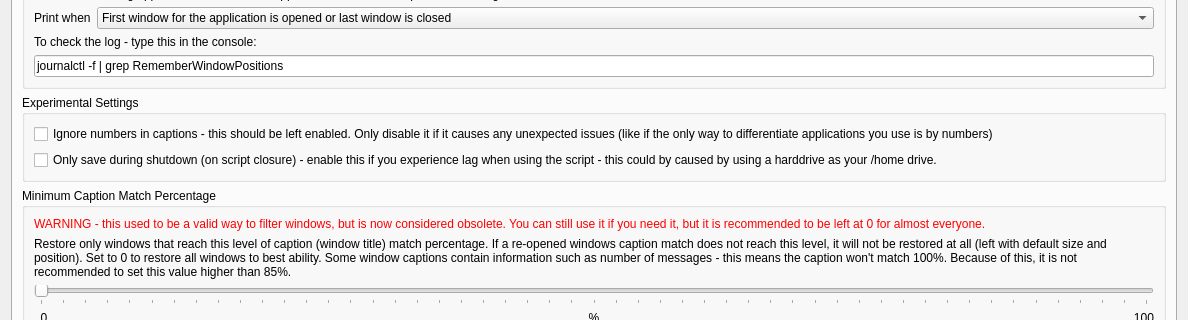
rxappdev/RememberWindowPositions, file src/contents/ui/config.ui: the form before one commit; both pictures show x 0 to 1188 and y 88 to 408 of the 1188 by 707 pixel window.
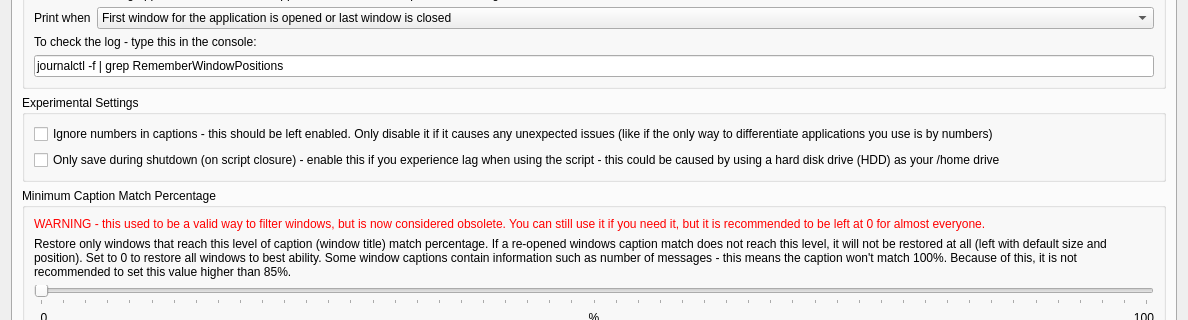
The form after the commit. The open tabs and pages were chosen to show the change. Icons and pictures are not drawn.

Commit message: Add firefox to default white list and perfect restore list. On some distributions, firefox does not have org.mozilla.firefox package name.

What changed in the file:
```diff
--- a/src/contents/ui/config.ui
+++ b/src/contents/ui/config.ui
@@ -1103,7 +1103,7 @@
           <item>
            <widget class="QCheckBox" name="kcfg_onlySaveOnShutdown">
             <property name="text">
-             <string>Only save during shutdown (on script closure) - enable this if you experience lag when using the script - this could by caused by using a harddrive as your /home drive.</string>
+             <string>Only save during shutdown (on script closure) - enable this if you experience lag when using the script - this could be caused by using a hard disk drive (HDD) as your /home drive</string>
             </property>
            </widget>
           </item>
```
The commit also changes 2 other files.
